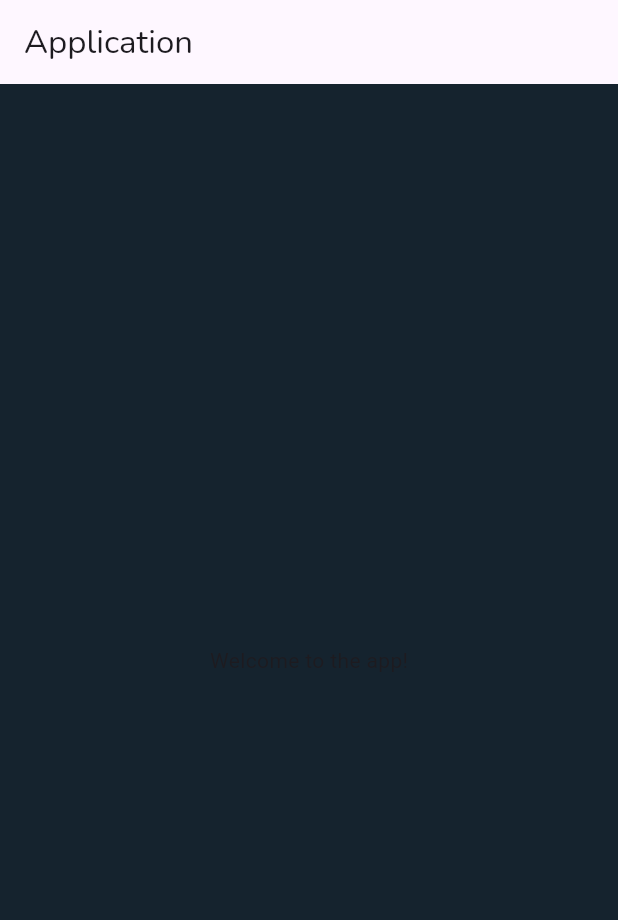
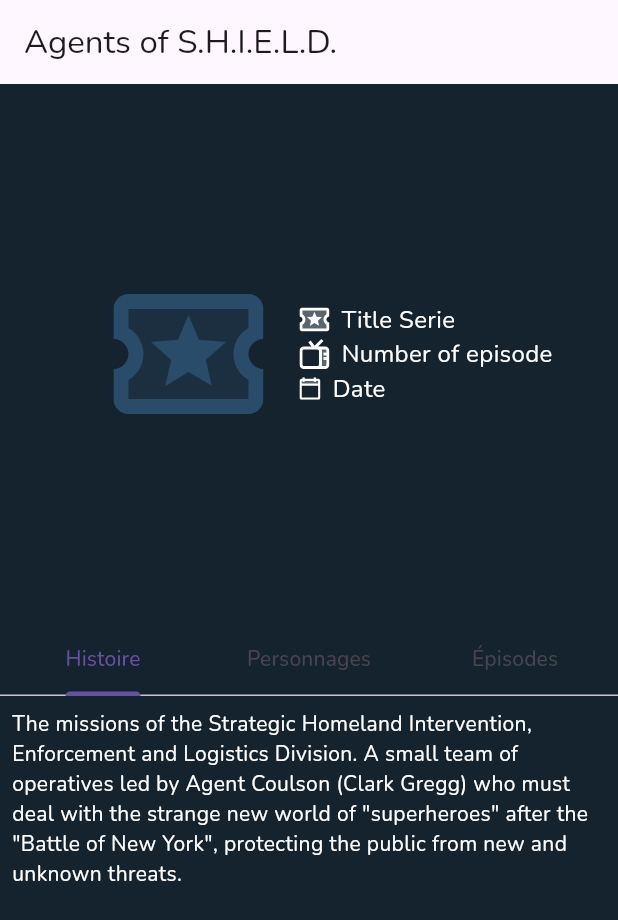
Before and after one commit to ange980/Spoortyyy, a Flutter app: the screen it shows after launch, on a phone screen of 412 x 824 dp. Shown: the top 920 px of the screen. Run offline on Flutter 3.47's test engine with Material 3 defaults, Android fonts, the light colour scheme and no system bars; our stand-ins replace flutter_svg, google_fonts; Roboto replaces fonts that are missing (RobotoMono).

Commit message:
Page détail Série

```diff
--- a/lib/main.dart
+++ b/lib/main.dart
@@ -14,6 +14,7 @@
   static const Color bottomBarSelectedBackground = Color(0xFF12273C);
   static const Color bottomBarSelectedText = Color(0xFF12273C);
   static const Color bottomBarUnselectedText = Color(0xFF778BA8);
+  static const Color element = Colors.white;
 }
 
 ///exemple appel des images/icones
@@ -40,29 +41,134 @@
         useMaterial3: true,
         fontFamily: 'Nunito',
       ),
-      home: MyCustomScreen(),
+      home: DetailSerie(),
     );
   }
 }
 
-class MyCustomScreen extends StatelessWidget {
+class DetailSerie extends StatelessWidget {
   @override
   Widget build(BuildContext context) {
-    final theme = Theme.of(context);//THEME APPLICATION
-
+    final theme = Theme.of(context); // THEME APPLICATION
     return Scaffold(
       backgroundColor: theme.primaryColor,
       appBar: AppBar(
-        title: Text('Application'),
-        backgroundColor: theme.cardTheme.color,
+        title: Text('Agents of S.H.I.E.L.D.'),
       ),
-      body: Center(
-        child: Text(
-          'Welcome to the app!',
-          style: TextStyle(fontFamily: 'RobotoMono'),
+      body: DefaultTabController(
+        length: 3,
+        child: Column(
+          children: <Widget>[
+            Expanded(
+              child: Center(
+                child: Padding(
+                  padding: const EdgeInsets.only(left: 32.0),
+                  child: Row(
+                    mainAxisSize: MainAxisSize.min,
+                    crossAxisAlignment: CrossAxisAlignment.center,
+                    children: [
+                      /// COTE DROIT
+                      /// IMAGE SERIE **CHANGER**
+                      SvgPicture.asset(
+                        'assets/svg/ic_publisher_bicolor.svg',
+                        color: AppColors.cardElementBackground,
+                        width: 100,
+                        height: 100,
+                      ),
+                      SizedBox(width: 24), //Espace icône et texte
+                      ///COTE GAUCHE
+                      Column(
+                        mainAxisAlignment: MainAxisAlignment.center, // To center the Column contents vertically
+                        crossAxisAlignment: CrossAxisAlignment.start,
+                        children: [
+                          /// ******REUTILISABLE***** Icone + texte
+                          Row(
+                            children: [
+                              SvgPicture.asset(
+                                'assets/svg/ic_publisher_bicolor.svg',
+                                color: AppColors.element,
+                              ),
+                              SizedBox(width: 8),
+                              Text(
+                                'Title Serie',
+                                style: TextStyle(
+                                  color: AppColors.element,
+                                  fontSize: 16,
+                                ),
+                              ),
+                            ],
+                          ),
+                          Row(
+                            children: [
+                              SvgPicture.asset(
+                                'assets/svg/ic_tv_bicolor.svg',
+                                color: AppColors.element,
+                              ),
+                              SizedBox(width: 8),
+                              Text(
+                                'Number of episode',
+                                style: TextStyle(
+                                  color: AppColors.element,
+                                  fontSize: 16,
+                                ),
+                              ),
+                            ],
+                          ),
+                          Row(
+                            children: [
+                              SvgPicture.asset(
+                                'assets/svg/ic_calendar_bicolor.svg',
+                                color: AppColors.element,
+                              ),
+                              SizedBox(width: 8),
+                              Text(
+                                'Date',
+                                style: TextStyle(
+                                  color: AppColors.element,
+                                  fontSize: 16,
+                                ),
+                              ),
+                            ],
+                          ),
+                        ],
+                      ),
+                    ],
+                  ),
+                ),
+              ),
+            ),
+            /// ******REUTILISABLE***** Onglet Histoire/personnage/Episode
+            TabBar(
+              tabs: [
+                Tab(text: 'Histoire'),
+                Tab(text: 'Personnages'),
+                Tab(text: 'Épisodes'),
+              ],
+            ),
+            Expanded(
+              child: TabBarView(
+                children: [
+                  Padding(
+                    padding: const EdgeInsets.all(8.0),
+                      child: Text(
+                        'The missions of the Strategic Homeland Intervention, Enforcement and Logistics Division. '
+                            'A small team of operatives led by Agent Coulson (Clark Gregg) who must deal with the '
+                            'strange new world of "superheroes" after the "Battle of New York", protecting the public '
+                            'from new and unknown threats.',
+                        style: TextStyle(
+                          color: Colors.white,
+                        ),
+                      ),
+
+                  ),
+                  Icon(Icons.people), // Remplacer par le contenu réel
+                  Icon(Icons.list),  // Remplacer par le contenu réel
+                ],
+              ),
+            ),
+          ],
         ),
       ),
-      // Rest of your UI components
     );
   }
 }
```
